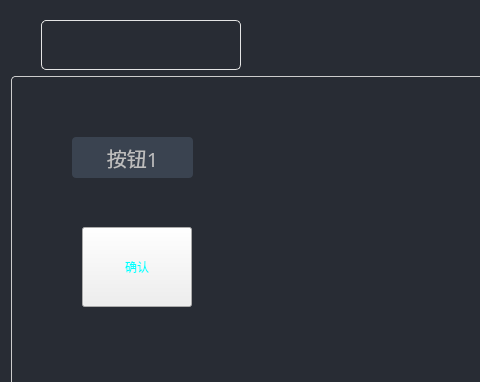
The window that QtDemo/widget.ui (Rationalha/Qt-Demos) describes before a commit, drawn with Qt 5; both pictures show x 0 to 480 and y 0 to 382 of the 800 by 600 pixel window.
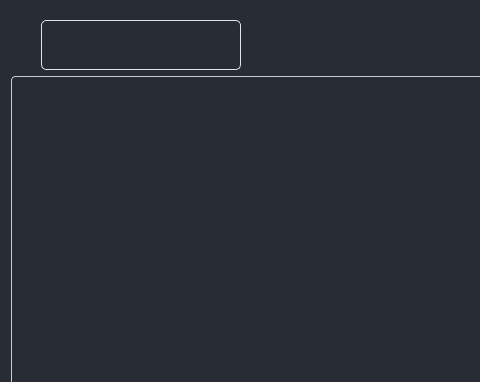
The same window after the commit. The open tabs and pages were chosen to show the change. Icons and pictures are not drawn.

Diff of the .ui file:
```diff
--- a/QtDemo/widget.ui
+++ b/QtDemo/widget.ui
@@ -261,6 +261,7 @@
        </item>
       </layout>
      </widget>
+     <widget class="QWidget" name="page_treeview"/>
     </widget>
    </item>
   </layout>
```
